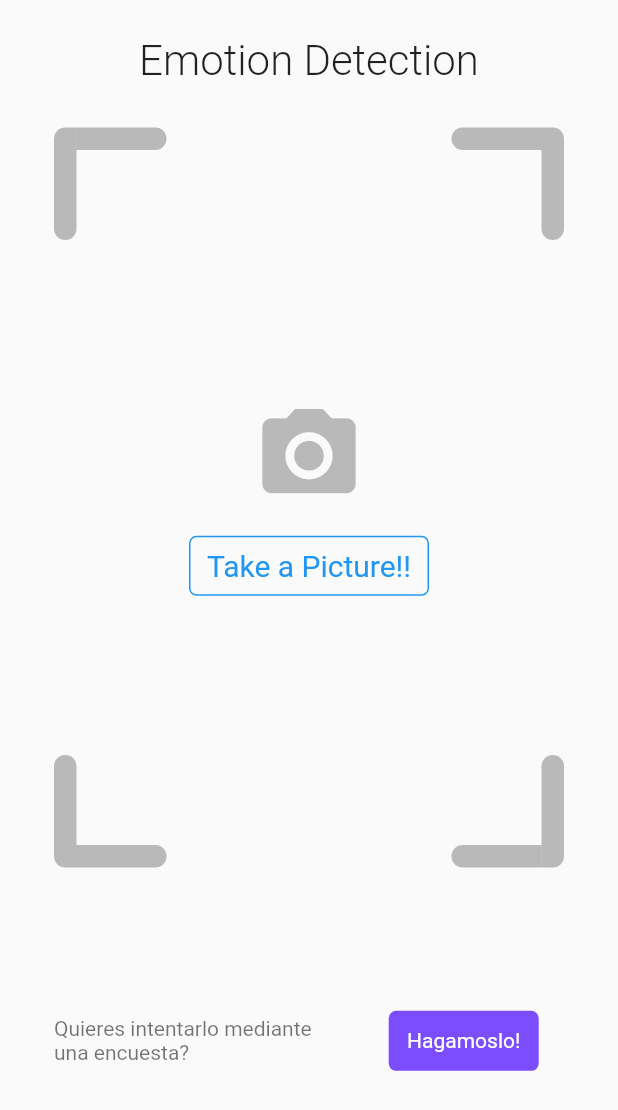
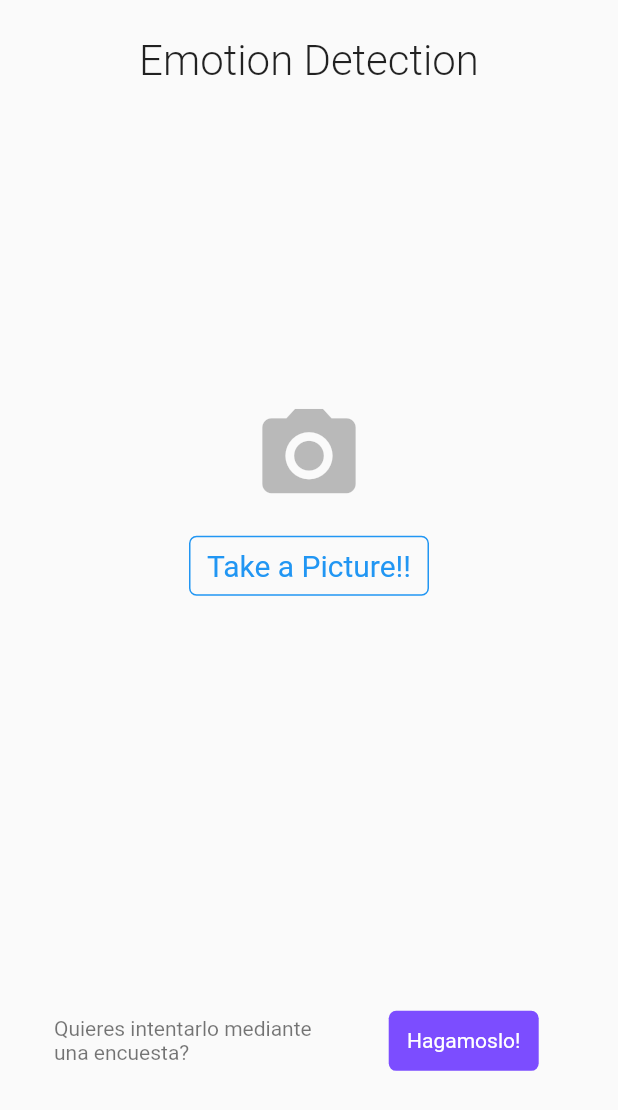
Before and after one commit to Alvardud/machine_learning_proyect_IO2019, a Flutter app: the screen it shows after launch, on a phone screen of 412 x 824 dp. Shown: the top 1110 px of the screen. Run offline on Flutter 3.47's test engine with Material 2 defaults, Android fonts, the phone set to English and light mode, and no system bars; our stand-ins replace image_picker.

Commit message:
delete class construccion
delete class construccion on custom.dart

```diff
--- a/demo/lib/widgets/custom.dart
+++ b/demo/lib/widgets/custom.dart
@@ -106,7 +106,6 @@ class _ContenidoState extends State<Contenido> {
     final schedule = Provider.of<MySchedule>(context);
     return Stack(
       children: <Widget>[
-        Construccion(),
         Center(
           child: Padding(
             padding: const EdgeInsets.symmetric(vertical: 80.0),
@@ -162,43 +161,3 @@ class _BotonPhotoState extends State<BotonPhoto> {
     );
   }
 }
-
-class Construccion extends StatefulWidget {
-  @override
-  _ConstruccionState createState() => _ConstruccionState();
-}
-
-class _ConstruccionState extends State<Construccion> {
-  @override
-  Widget build(BuildContext context) {
-    return Stack(
-      children: <Widget>[
-        canvas.Camera(),
-        Positioned(
-          right: 0.0,
-          top: 0.0,
-          child: Transform.rotate(
-            angle: pi / 2,
-            child: canvas.Camera(),
-          ),
-        ),
-        Positioned(
-          right: 0.0,
-          bottom: 0.0,
-          child: Transform.rotate(
-            angle: pi,
-            child: canvas.Camera(),
-          ),
-        ),
-        Positioned(
-          left: 0.0,
-          bottom: 0.0,
-          child: Transform.rotate(
-            angle: -pi / 2,
-            child: canvas.Camera(),
-          ),
-        )
-      ],
-    );
-  }
-}
```
